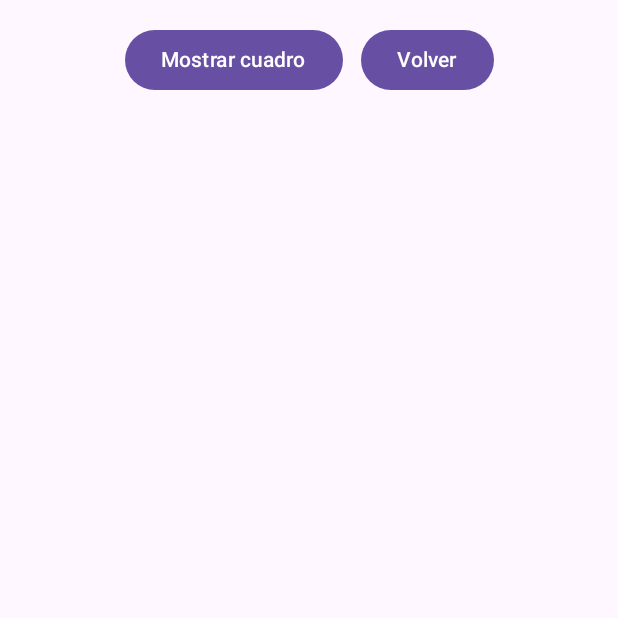
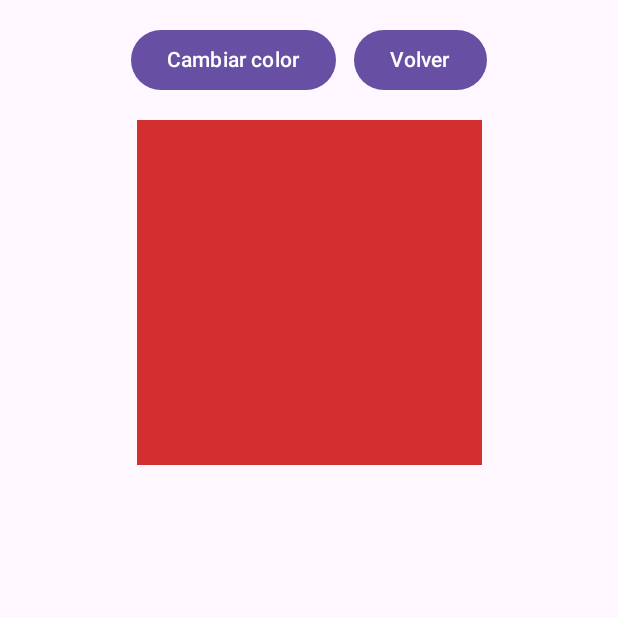
Before and after one commit to AlonsoSam/Lab13Moviles, an Android app built with Jetpack Compose: the screen it shows after launch (MainActivity), on a phone screen of 412 x 824 dp, the top half of it. Run offline under Robolectric (Android 15) with nearby library versions, the phone set to English and light mode, and no system bars.

Commit message:
Ejercicio 2 animateColorAsState

```diff
--- a/app/src/main/java/com/example/lab13/MainActivity.kt
+++ b/app/src/main/java/com/example/lab13/MainActivity.kt
@@ -8,6 +8,8 @@ import androidx.compose.material3.MaterialTheme
 import androidx.compose.material3.Surface
 import androidx.compose.ui.Modifier
 import com.example.lab13.ui.theme.AnimatedVisibility
+import com.example.lab13.ui.theme.AnimateColor
+
 
 class MainActivity : ComponentActivity() {
     override fun onCreate(savedInstanceState: Bundle?) {
@@ -17,7 +19,7 @@ class MainActivity : ComponentActivity() {
                     modifier = Modifier.fillMaxSize(),
                     color = MaterialTheme.colorScheme.background
                 ) {
-                    AnimatedVisibility(onBack = {})
+                    AnimateColor(onBack = {})
                 }
             }
         }
--- /dev/null
+++ b/app/src/main/java/com/example/lab13/ui/theme/AnimateColor.kt
@@ -0,0 +1,49 @@
+package com.example.lab13.ui.theme
+
+import androidx.compose.animation.animateColorAsState
+import androidx.compose.animation.core.tween
+import androidx.compose.foundation.background
+import androidx.compose.foundation.layout.*
+import androidx.compose.material3.Button
+import androidx.compose.material3.Text
+import androidx.compose.runtime.*
+import androidx.compose.ui.Alignment
+import androidx.compose.ui.Modifier
+import androidx.compose.ui.graphics.Color
+import androidx.compose.ui.unit.dp
+
+@Composable
+fun AnimateColor(onBack: () -> Unit) {
+
+    var isYellow by remember { mutableStateOf(false) }
+
+    val animatedColor by animateColorAsState(
+        targetValue = if (isYellow) Color(0xFFFFC107) else Color(0xFFD32F2F),
+        animationSpec = tween(600),
+        label = "colorAnim"
+    )
+
+    Column(
+        modifier = Modifier
+            .fillMaxSize()
+            .padding(16.dp),
+        verticalArrangement = Arrangement.spacedBy(16.dp),
+        horizontalAlignment = Alignment.CenterHorizontally
+    ) {
+
+        Row(horizontalArrangement = Arrangement.spacedBy(12.dp)) {
+            Button(onClick = { isYellow = !isYellow }) {
+                Text("Cambiar color")
+            }
+            Button(onClick = onBack) {
+                Text("Volver")
+            }
+        }
+
+        Box(
+            modifier = Modifier
+                .size(230.dp)
+                .background(animatedColor)
+        )
+    }
+}
```
